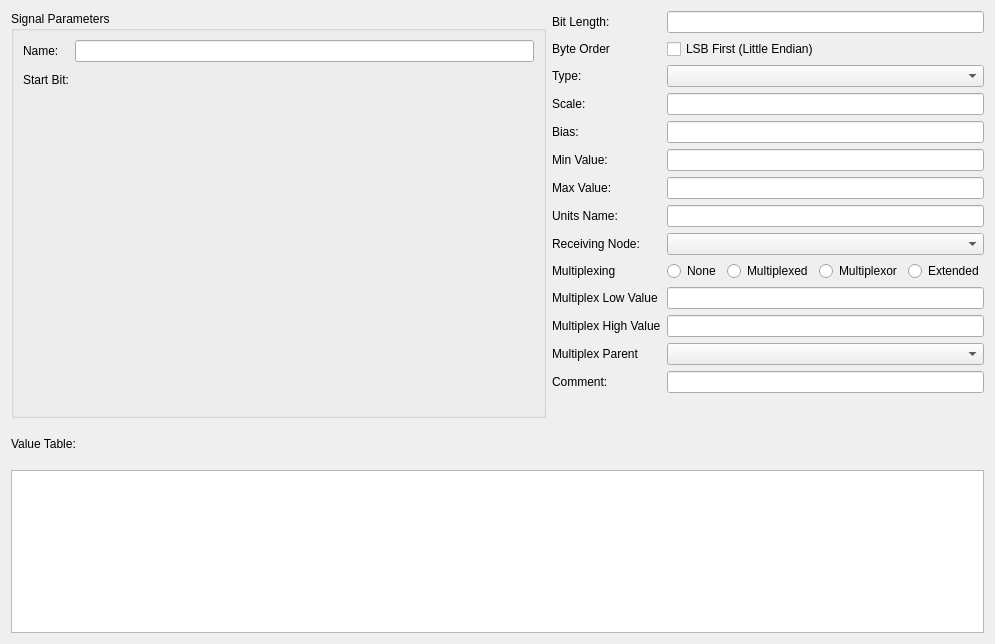
Before: the Qt Designer form ui/dbcsignaleditor.ui in collin80/SavvyCAN, drawn with Qt 5.
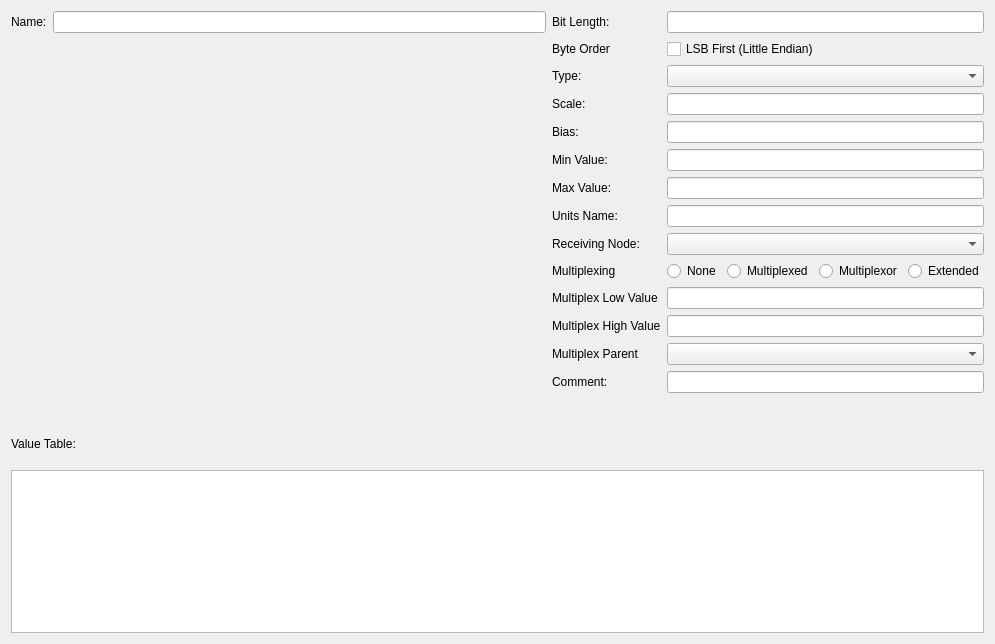
After: the same form once the commit is applied. Custom widgets are drawn as their Qt base class.

Commit message:
Fix bitview in Signal Editor on MacOS
MacOS didn't scale the bitfield widget quite the way it was supposed to. The layout has been redesigned to prevent this issue.

What changed in the file:
```diff
--- a/ui/dbcsignaleditor.ui
+++ b/ui/dbcsignaleditor.ui
@@ -17,29 +17,22 @@
    <item>
     <layout class="QHBoxLayout" name="horizontalLayout" stretch="2,1">
      <item>
-      <widget class="QGroupBox" name="groupBox">
-       <property name="title">
-        <string>Signal Parameters</string>
-       </property>
-       <layout class="QFormLayout" name="formLayout">
-        <item row="0" column="0">
+      <layout class="QVBoxLayout" name="verticalLayout_2">
+       <item>
+        <layout class="QHBoxLayout" name="horizontalLayout_3">
+         <item>
          <widget class="QLabel" name="label">
           <property name="text">
            <string>Name:</string>
           </property>
          </widget>
         </item>
-        <item row="0" column="1">
+         <item>
          <widget class="QLineEdit" name="txtName"/>
         </item>
-        <item row="1" column="0">
-         <widget class="QLabel" name="label_3">
-          <property name="text">
-           <string>Start Bit:</string>
-          </property>
-         </widget>
-        </item>
-        <item row="1" column="1">
+        </layout>
+       </item>
+       <item>
          <widget class="CANDataGrid" name="bitfield" native="true">
           <property name="sizePolicy">
            <sizepolicy hsizetype="Expanding" vsizetype="Expanding">
@@ -56,7 +49,6 @@
          </widget>
         </item>
        </layout>
-      </widget>
      </item>
      <item>
       <layout class="QFormLayout" name="formLayout_2">
```
Left out of the diff: 1 changed line with no effect on the pictures. Lines whose indentation alone changed are shown as unchanged. The commit also changes 1 other file.
